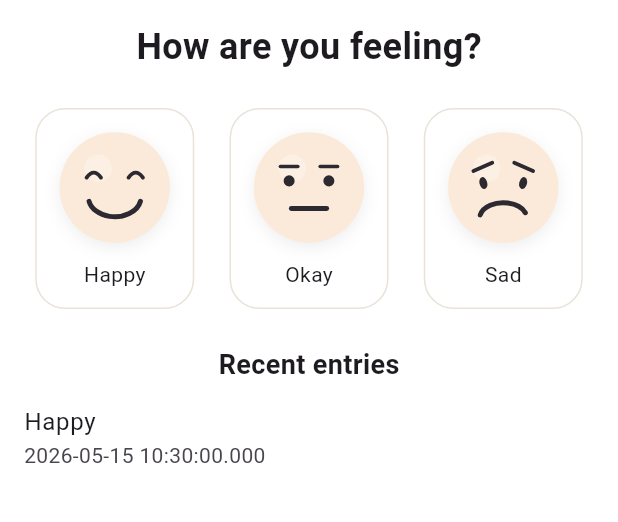
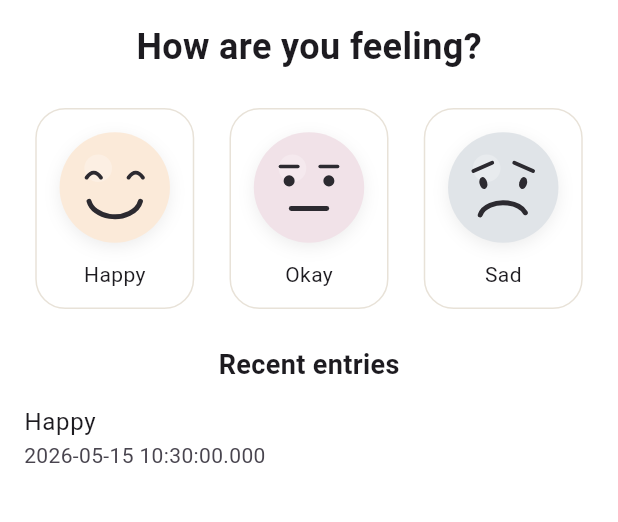
Before and after one commit to therealkirko/mood-tracker, a Flutter app: the screen it shows after launch, after a tap on "Happy", on a phone screen of 412 x 824 dp, the part 63-585 px from its top. Run offline on Flutter 3.47's test engine with Material 3 defaults, Android fonts, the phone set to English and light mode, and no system bars; our stand-ins replace google_fonts.

Commit message:
Refactored the painter to include face mood color.

```diff
--- a/lib/models/mood_model.dart
+++ b/lib/models/mood_model.dart
@@ -1,3 +1,5 @@
+import 'dart:ui';
+
 enum MoodType { happy, neutral, sad }
 
 extension MoodTypeData on MoodType {
@@ -13,6 +15,17 @@ extension MoodTypeData on MoodType {
         return 'Sad';
     }
   }
+
+  Color get softColor {
+    switch (this) {
+      case MoodType.happy:
+        return const Color(0xFFFBEAD9);
+      case MoodType.neutral:
+        return const Color(0xFFF1E2E8);
+      case MoodType.sad:
+        return const Color(0xFFE0E4E8);
+    }
+  }
 }
 
 class MoodEntry {
--- a/lib/painters/mood_face_painter.dart
+++ b/lib/painters/mood_face_painter.dart
@@ -3,11 +3,12 @@ import 'package:mood/models/mood_model.dart';
 
 class MoodFacePainter extends CustomPainter {
   final MoodType mood;
+  final Color faceColor;
   final double animationValue;
 
   final Color featureColor = const Color(0xFF2C2A30);
 
-  MoodFacePainter({required this.mood, this.animationValue = 1.0});
+  MoodFacePainter({required this.mood, this.animationValue = 1.0, required this.faceColor});
 
   @override
   void paint(Canvas canvas, Size size) {
@@ -24,7 +25,7 @@ class MoodFacePainter extends CustomPainter {
     );
 
     final facePaint = Paint()
-      ..color = const Color(0xFFFBEAD9)
+      ..color = faceColor
       ..style = PaintingStyle.fill;
     canvas.drawCircle(center, radius, facePaint);
 
--- a/lib/widgets/mood_face.dart
+++ b/lib/widgets/mood_face.dart
@@ -4,17 +4,21 @@ import 'package:mood/painters/mood_face_painter.dart';
 
 class MoodFace extends StatelessWidget {
   final MoodType mood;
+  final Color? faceColor;
 
   const MoodFace({
     super.key,
-    required this.mood,
+    required this.mood, this.faceColor,
   });
 
   @override
   Widget build(BuildContext context) {
     return CustomPaint(
       size: const Size(80, 80),
-      painter: MoodFacePainter(mood: mood),
+      painter: MoodFacePainter(
+        mood: mood,
+        faceColor:faceColor ?? mood.softColor,
+      ),
     );
   }
 }
```
